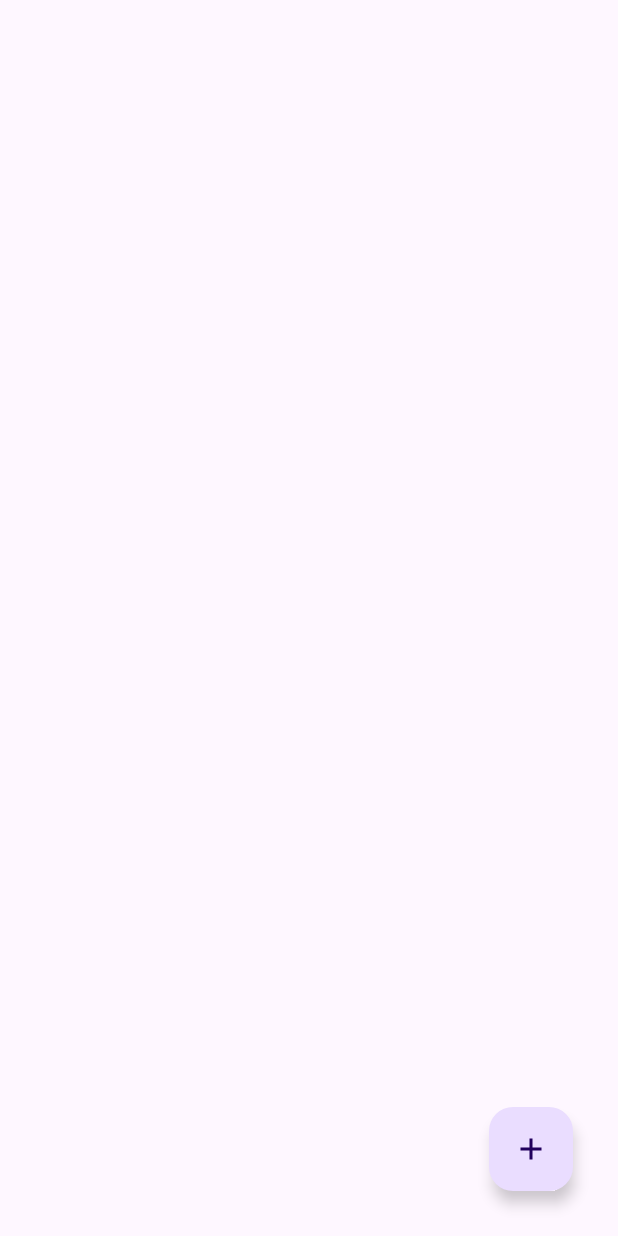
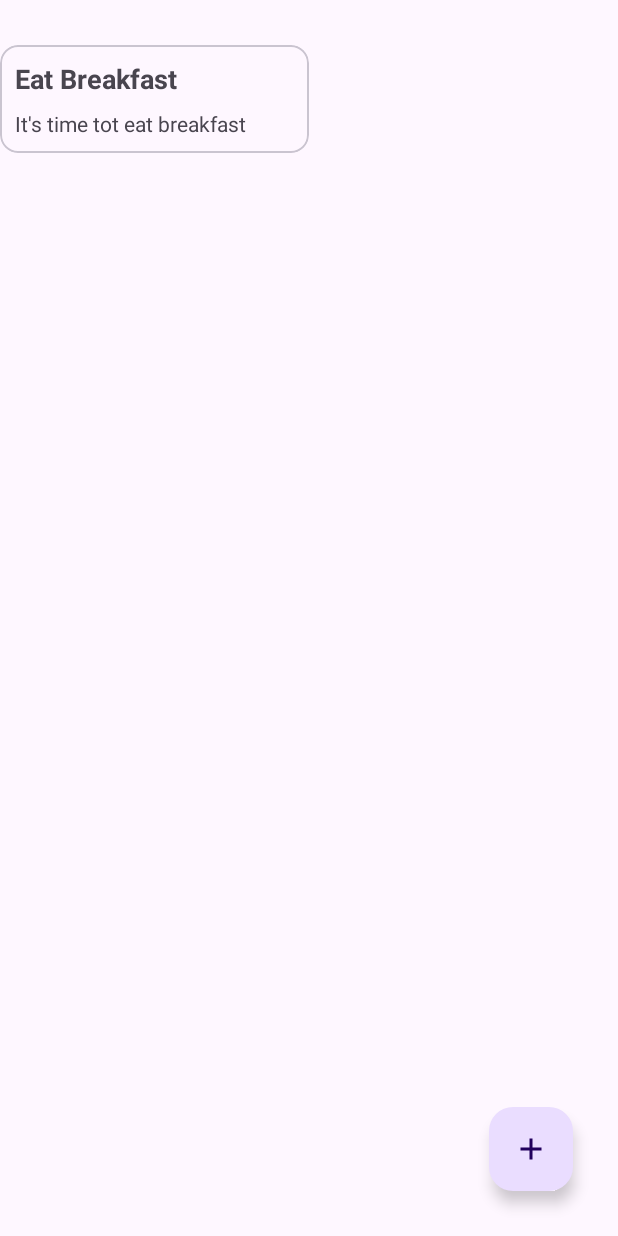
Before and after one commit to MyoWin-andrDev/Date-Counter-App, an Android app: the NoteMainActivity screen opened directly, with no data from a screen before it, on a phone screen of 412 x 824 dp. Run offline under Robolectric (Android 15) with nearby library versions, the phone set to English and light mode, and no system bars; our stand-ins replace Room's generated code; Roboto replaces fonts that are not available here.

Commit message:
Date Counter Commit

```diff
--- a/app/src/main/AndroidManifest.xml
+++ b/app/src/main/AndroidManifest.xml
@@ -13,8 +13,11 @@
         android:theme="@style/Theme.LLPConstraint"
         tools:targetApi="31">
         <activity
+            android:name=".note.EditNoteActivity"
+            android:exported="false" />
+        <activity
             android:name=".note.NoteMainActivity"
-            android:exported="false" />
+            android:exported="true" />
         <activity
             android:name=".DateCounter"
             android:exported="true">
--- a/app/src/main/java/com/example/llpconstraint/note/NoteMainActivity.java
+++ b/app/src/main/java/com/example/llpconstraint/note/NoteMainActivity.java
@@ -7,6 +7,7 @@ import androidx.appcompat.app.AppCompatActivity;
 import androidx.core.graphics.Insets;
 import androidx.core.view.ViewCompat;
 import androidx.core.view.WindowInsetsCompat;
+import androidx.recyclerview.widget.GridLayoutManager;
 import androidx.recyclerview.widget.LinearLayoutManager;
 
 import com.example.llpconstraint.R;
@@ -35,11 +36,12 @@ public class NoteMainActivity extends AppCompatActivity {
     private void initDatabase() {
         var database = AppDatabase.getInstance(this);
         noteDao = database.noteDao();
+        noteDao.addNote(new Note("Eat Breakfast","It's time tot eat breakfast"));
         noteList = noteDao.getAllNotes();
     }
     private void initUI(){
         noteAdapter = new NoteAdapter(noteList);
         binding.recyclerView.setAdapter(noteAdapter);
-        binding.recyclerView.setLayoutManager(new LinearLayoutManager(this));
+        binding.recyclerView.setLayoutManager(new GridLayoutManager(this,2));
     }
 }
--- a/app/src/main/java/com/example/llpconstraint/note/entities/Note.java
+++ b/app/src/main/java/com/example/llpconstraint/note/entities/Note.java
@@ -14,6 +14,16 @@ public class Note {
 
     public Note(){
 
+    }
+    public Note(String title, String content){
+        this.title = title;
+        this.content = content;
+    }
+
+    public Note(int id, String title, String content) {
+        this.id = id;
+        this.title = title;
+        this.content = content;
     }
 
     public int getId() {
--- a/app/src/main/res/layout/activity_note_main.xml
+++ b/app/src/main/res/layout/activity_note_main.xml
@@ -11,7 +11,8 @@
         android:id="@+id/recyclerView"
         tools:listitem="@layout/adapter_note"
         android:layout_width="match_parent"
-        android:layout_height="match_parent"/>
+        android:layout_height="match_parent"
+        android:layout_marginTop="30dp"/>
 
     <com.google.android.material.floatingactionbutton.FloatingActionButton
         android:id="@+id/floatingButton"
--- a/app/src/main/res/layout/adapter_note.xml
+++ b/app/src/main/res/layout/adapter_note.xml
@@ -8,7 +8,7 @@
         android:layout_width="match_parent"
         android:layout_height="match_parent"
         android:orientation="vertical"
-        android:padding="8dp">
+        android:padding="10dp">
 
         <TextView
             android:id="@+id/txtName"
@@ -23,7 +23,6 @@
             android:layout_width="match_parent"
             android:layout_height="wrap_content"
             android:text="I am a content"
-            android:textStyle="bold"
             android:layout_marginTop="8dp"/>
 
     </LinearLayout>
```
Also changed, not shown: app/src/main/java/com/example/llpconstraint/note/EditNoteActivity.java (added, +26 -0 lines), app/src/main/res/layout/activity_edit_note.xml (added, +10 -0 lines).
